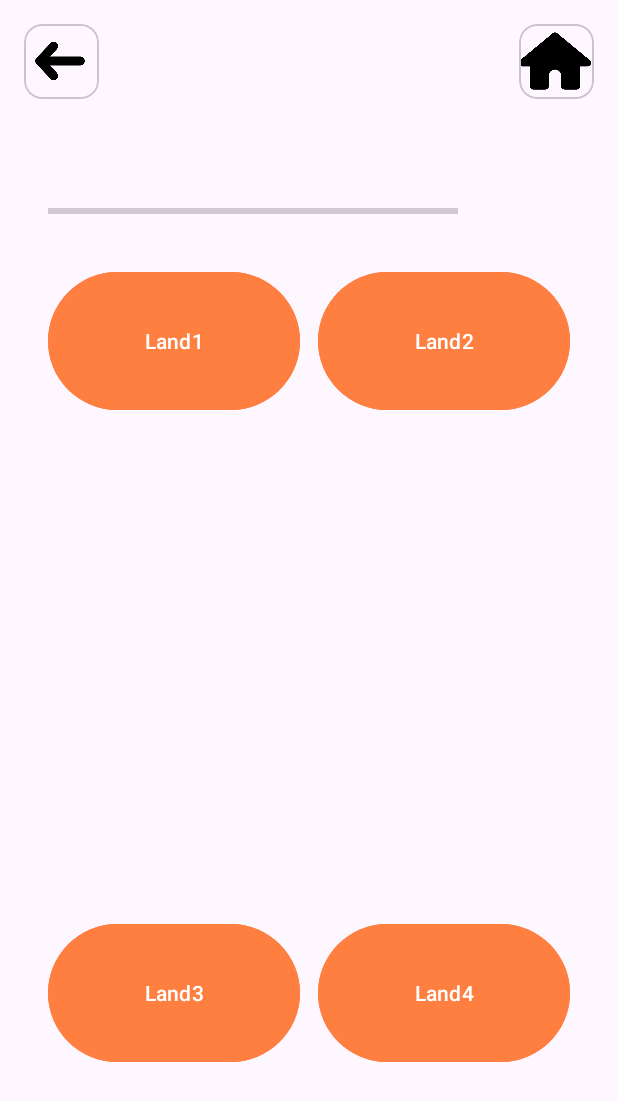
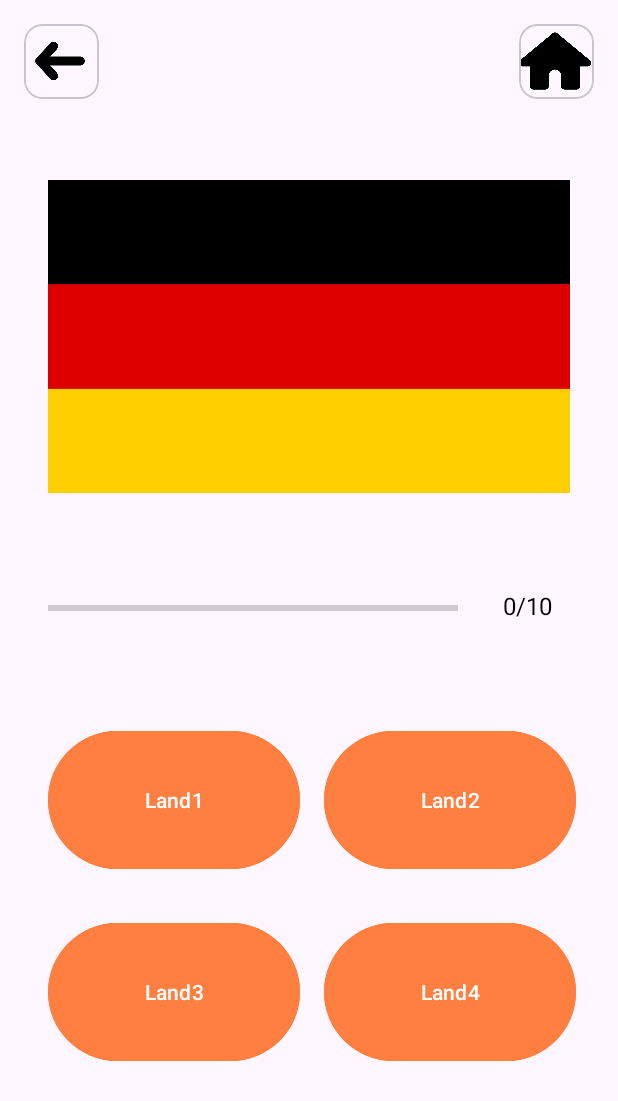
Before and after one commit to Sedat-Duentas/android-abschluss-Sedat-Duentas, an Android app: the QuizFragment screen opened through its navigation route, on a phone screen of 412 x 824 dp. Shown: the top 1101 px of the screen. Run offline under Robolectric (Android 15) with nearby library versions, the phone set to English and light mode, and no system bars; our stand-ins replace data binding.

Commit message:
RecyclerView2

```diff
--- a/app/src/main/java/com/example/laenderapp/adapter/ContinetsAdapter.kt
+++ b/app/src/main/java/com/example/laenderapp/adapter/ContinetsAdapter.kt
@@ -1,5 +1,6 @@
 package com.example.laenderapp.adapter
 
+import android.content.Context
 import android.view.LayoutInflater
 import android.view.ViewGroup
 import androidx.navigation.findNavController
@@ -22,11 +23,10 @@ class ContinetsAdapter (
     override fun onBindViewHolder(holder: ItemViewHolder, position: Int) {
         val item = dataset[position]
 
+        holder.binding.categoryLayout.setBackgroundResource(item.imageResource)
+        holder.binding.imageView2.setImageResource(item.imageResource)
         holder.binding.categoryText.setText(item.stringResource)
 
-
-
-        holder.binding.categoryLayout.setBackgroundResource(item.imageResource)
         holder.binding.categoryCard.setOnClickListener {
             holder.binding.categoryCard.findNavController()
                 .navigate(ContinentsFragmentDirections.actionContinentsFragmentToQuizFragment())
--- a/app/src/main/java/com/example/laenderapp/ui/ContinentsFragment.kt
+++ b/app/src/main/java/com/example/laenderapp/ui/ContinentsFragment.kt
@@ -33,7 +33,6 @@ class ContinentsFragment : Fragment() {
 
         recyclerView.setHasFixedSize(true)
 
-
         binding.mcArrowLeft.setOnClickListener {
             findNavController().navigate(ContinentsFragmentDirections.actionContinentsFragmentToGameSelectionFragment())
         }
@@ -42,8 +41,5 @@ class ContinentsFragment : Fragment() {
             findNavController().navigate(ContinentsFragmentDirections.actionContinentsFragmentToHomeFragment())
         }
 
-        binding.recyclerViewHome.setOnClickListener {
-            findNavController().navigate(ContinentsFragmentDirections.actionContinentsFragmentToQuizFragment())
-        }
     }
 }
--- a/app/src/main/java/com/example/laenderapp/ui/QuizFragment.kt
+++ b/app/src/main/java/com/example/laenderapp/ui/QuizFragment.kt
@@ -6,6 +6,7 @@ import android.view.LayoutInflater
 import android.view.View
 import android.view.ViewGroup
 import androidx.databinding.DataBindingUtil
+import androidx.navigation.fragment.findNavController
 import com.example.laenderapp.R
 import com.example.laenderapp.databinding.FragmentQuizBinding
 
@@ -22,4 +23,16 @@ class QuizFragment : Fragment() {
         return binding.root
     }
 
+    override fun onViewCreated(view: View, savedInstanceState: Bundle?) {
+        binding.mcArrowLeft.setOnClickListener {
+            findNavController().navigate(QuizFragmentDirections.actionQuizFragmentToContinentsFragment())
+        }
+
+        binding.mcQuizHome.setOnClickListener {
+            findNavController().navigate(QuizFragmentDirections.actionQuizFragmentToHomeFragment())
+        }
+
+        binding.ivQuizFlag.setImageResource(R.drawable.deutschland)
+    }
+
 }
--- a/app/src/main/java/com/example/laenderapp/ui/ResultFragment.kt
+++ b/app/src/main/java/com/example/laenderapp/ui/ResultFragment.kt
@@ -5,7 +5,28 @@ import androidx.fragment.app.Fragment
 import android.view.LayoutInflater
 import android.view.View
 import android.view.ViewGroup
+import androidx.databinding.DataBindingUtil
+import androidx.navigation.fragment.findNavController
+import com.example.laenderapp.R
+import com.example.laenderapp.databinding.FragmentResultBinding
 
 class ResultFragment : Fragment() {
 
+    private lateinit var binding: FragmentResultBinding
+
+    override fun onCreateView(
+        inflater: LayoutInflater,
+        container: ViewGroup?,
+        savedInstanceState: Bundle?
+    ): View? {
+        binding = DataBindingUtil.inflate(inflater, R.layout.fragment_result, container, false)
+        return binding.root
+    }
+
+    override fun onViewCreated(view: View, savedInstanceState: Bundle?) {
+        binding.resultHomeButton.setOnClickListener {
+            findNavController().navigate(ResultFragmentDirections.actionResultFragmentToHomeFragment())
+        }
+    }
+
 }
--- a/app/src/main/res/layout/fragment_quiz.xml
+++ b/app/src/main/res/layout/fragment_quiz.xml
@@ -1,5 +1,6 @@
 <?xml version="1.0" encoding="utf-8"?>
-<layout xmlns:android="http://schemas.android.com/apk/res/android"
+<layout
+    xmlns:android="http://schemas.android.com/apk/res/android"
     xmlns:app="http://schemas.android.com/apk/res-auto"
     xmlns:tools="http://schemas.android.com/tools">
 
@@ -60,107 +61,107 @@
         </androidx.constraintlayout.widget.ConstraintLayout>
 
         <ImageView
-            android:id="@+id/imageView"
+            android:id="@+id/iv_quiz_flag"
             android:layout_width="0dp"
             android:layout_height="wrap_content"
             android:layout_marginStart="32dp"
-            android:layout_marginTop="100dp"
+            android:layout_marginTop="120dp"
             android:layout_marginEnd="32dp"
             android:adjustViewBounds="true"
-            tools:src="@drawable/deutschland"
             app:layout_constraintEnd_toEndOf="parent"
             app:layout_constraintHorizontal_bias="0.0"
             app:layout_constraintStart_toStartOf="parent"
-            app:layout_constraintTop_toTopOf="parent" />
+            app:layout_constraintTop_toTopOf="parent"
+            tools:src="@drawable/deutschland" />
 
         <ProgressBar
             android:id="@+id/progressBar"
             style="?android:attr/progressBarStyleHorizontal"
             android:layout_width="273dp"
             android:layout_height="25dp"
-            android:layout_marginTop="28dp"
+            android:layout_marginTop="64dp"
             android:layout_weight="1"
             android:indeterminate="false"
             android:max="10"
             android:progress="0"
-            app:layout_constraintStart_toStartOf="@+id/imageView"
-            app:layout_constraintTop_toBottomOf="@+id/imageView" />
+            app:layout_constraintStart_toStartOf="@+id/iv_quiz_flag"
+            app:layout_constraintTop_toBottomOf="@+id/iv_quiz_flag" />
 
         <TextView
             android:id="@+id/tvProgress"
             android:layout_width="wrap_content"
             android:layout_height="wrap_content"
-            android:layout_marginTop="12dp"
-            android:layout_marginEnd="32dp"
+            android:layout_marginTop="48dp"
+            android:layout_marginEnd="28dp"
             android:gravity="center"
             android:padding="16dp"
+            android:text="0/10"
             android:textColor="@color/black"
             android:textColorHint="@color/black"
             android:textSize="16dp"
             app:layout_constraintEnd_toEndOf="parent"
-            app:layout_constraintTop_toBottomOf="@+id/imageView"
-            tools:text="0/10" />
+            app:layout_constraintTop_toBottomOf="@+id/iv_quiz_flag" />
 
         <TextView
             android:id="@+id/textView"
             android:layout_width="346dp"
             android:layout_height="208dp"
             android:layout_marginStart="32dp"
-            android:layout_marginTop="100dp"
+            android:layout_marginTop="120dp"
             android:layout_marginEnd="32dp"
             android:backgroundTint="@color/orange"
+            android:gravity="center"
+            android:textColor="@color/white"
+            android:textSize="56dp"
             app:layout_constraintEnd_toEndOf="parent"
             app:layout_constraintHorizontal_bias="0.0"
             app:layout_constraintStart_toStartOf="parent"
             app:layout_constraintTop_toTopOf="parent"
-            tools:text="Berlin"
-            android:textSize="56dp"
-            android:textColor="@color/white"
-            android:gravity="center"/>
+            tools:text="Berlin" />
+
+        <Button
+            android:id="@+id/btn2"
+            android:layout_width="168dp"
+            android:layout_height="100dp"
+            android:layout_marginTop="65dp"
+            android:layout_marginEnd="28dp"
+            android:backgroundTint="@color/orange"
+            android:text="Land2"
+            app:layout_constraintEnd_toEndOf="parent"
+            app:layout_constraintTop_toBottomOf="@+id/progressBar" />
 
         <Button
             android:id="@+id/btn1"
             android:layout_width="168dp"
             android:layout_height="100dp"
             android:layout_marginStart="32dp"
-            android:layout_marginTop="77dp"
+            android:layout_marginTop="65dp"
+            android:backgroundTint="@color/orange"
             android:text="Land1"
-            android:backgroundTint="@color/orange"
             app:layout_constraintStart_toStartOf="parent"
-            app:layout_constraintTop_toBottomOf="@+id/imageView" />
+            app:layout_constraintTop_toBottomOf="@+id/progressBar" />
 
         <Button
-            android:id="@+id/btn2"
+            android:id="@+id/btn4"
             android:layout_width="168dp"
             android:layout_height="100dp"
-            android:layout_marginTop="77dp"
-            android:layout_marginEnd="32dp"
+            android:layout_marginTop="28dp"
+            android:layout_marginEnd="28dp"
             android:backgroundTint="@color/orange"
-            android:text="Land2"
+            android:text="Land4"
             app:layout_constraintEnd_toEndOf="parent"
-            app:layout_constraintTop_toBottomOf="@+id/imageView" />
+            app:layout_constraintTop_toBottomOf="@+id/btn2" />
 
         <Button
             android:id="@+id/btn3"
             android:layout_width="168dp"
             android:layout_height="100dp"
             android:layout_marginStart="32dp"
-            android:layout_marginBottom="112dp"
+            android:layout_marginTop="28dp"
             android:backgroundTint="@color/orange"
             android:text="Land3"
-            app:layout_constraintBottom_toBottomOf="parent"
-            app:layout_constraintStart_toStartOf="parent" />
-
-        <Button
-            android:id="@+id/btn4"
-            android:layout_width="168dp"
-            android:layout_height="100dp"
-            android:layout_marginEnd="32dp"
-            android:layout_marginBottom="112dp"
-            android:backgroundTint="@color/orange"
-            android:text="Land4"
-            app:layout_constraintBottom_toBottomOf="parent"
-            app:layout_constraintEnd_toEndOf="parent" />
+            app:layout_constraintStart_toStartOf="parent"
+            app:layout_constraintTop_toBottomOf="@+id/btn1" />
 
     </androidx.constraintlayout.widget.ConstraintLayout>
 </layout>
--- a/app/src/main/res/layout/fragment_result.xml
+++ b/app/src/main/res/layout/fragment_result.xml
@@ -69,12 +69,12 @@
             android:textColor="@color/black"
             android:textSize="16dp"
             android:textStyle="italic"
-            app:layout_constraintBottom_toTopOf="@+id/button"
+            app:layout_constraintBottom_toTopOf="@+id/resultHomeButton"
             app:layout_constraintEnd_toEndOf="parent"
             app:layout_constraintStart_toStartOf="parent" />
 
         <Button
-            android:id="@+id/button"
+            android:id="@+id/resultHomeButton"
             android:layout_width="wrap_content"
             android:layout_height="wrap_content"
             android:layout_marginStart="162dp"
--- a/app/src/main/res/navigation/nav_graph.xml
+++ b/app/src/main/res/navigation/nav_graph.xml
@@ -66,4 +66,12 @@
             android:id="@+id/action_logFragment_to_homeFragment"
             app:destination="@id/homeFragment" />
     </fragment>
+    <fragment
+        android:id="@+id/resultFragment"
+        android:name="com.example.laenderapp.ui.ResultFragment"
+        android:label="ResultFragment" >
+        <action
+            android:id="@+id/action_resultFragment_to_homeFragment"
+            app:destination="@id/homeFragment" />
+    </fragment>
 </navigation>
```
